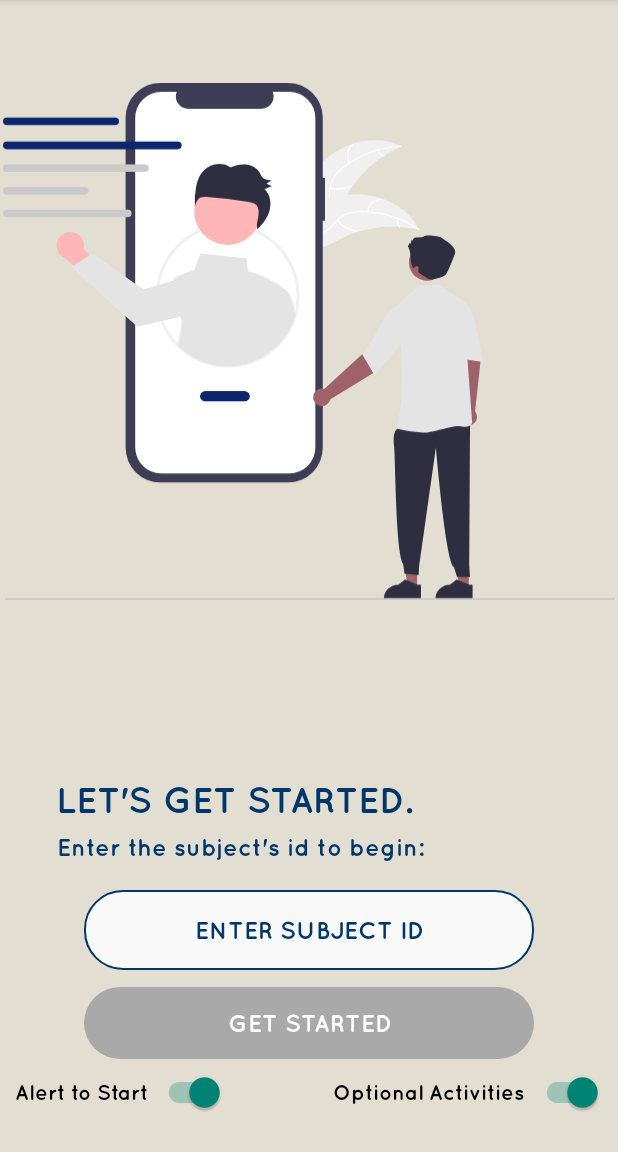
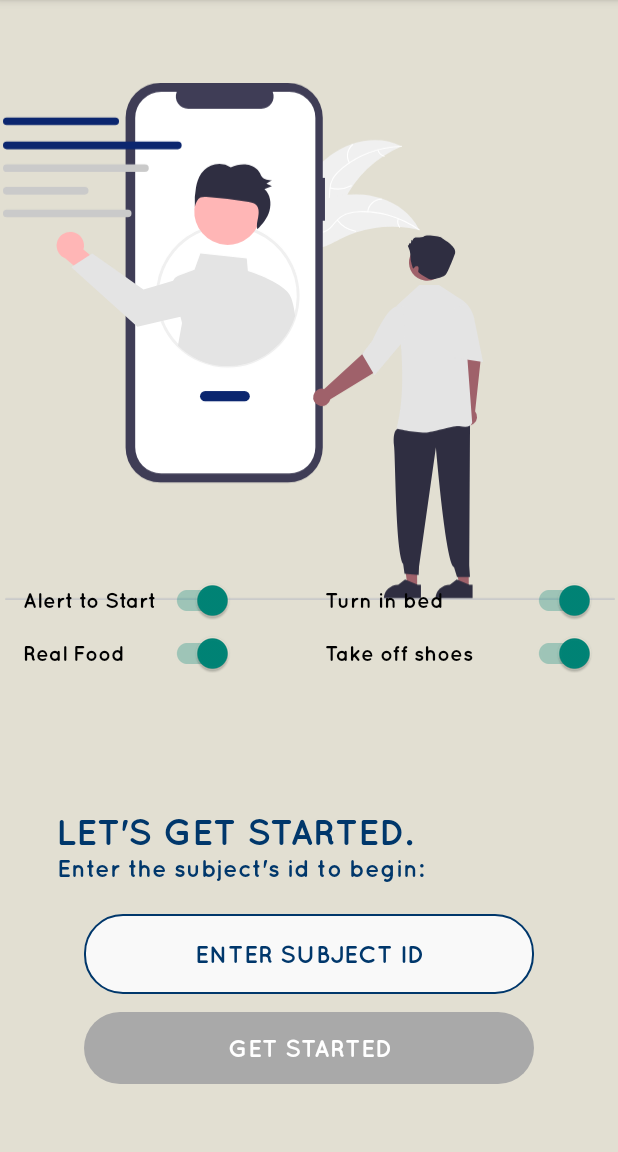
Before and after one commit to SBU-MoCA/Android-Segmentation, an Android app: the screen it shows after launch (StartupActivity), on a phone screen of 412 x 824 dp, the part 84-1236 px from its top. Run offline under Robolectric (Android 15) with nearby library versions, the phone set to English and light mode, and no system bars.

Commit message:
updated startup activity layout toggle for optional activities option

```diff
--- a/MyApplication/app/src/main/res/layout/activity_startup.xml
+++ b/MyApplication/app/src/main/res/layout/activity_startup.xml
@@ -5,9 +5,9 @@
     android:layout_width="match_parent"
     android:layout_height="match_parent"
     android:background="@color/background_white"
-    tools:context=".StartupActivity">
-
-    <ImageView
+    tools:context=".StartupActivity"
+    android:theme="@style/Theme.AppCompat.Light.NoActionBar.FullScreen">
+<ImageView
         android:id="@+id/startupImage"
         android:layout_width="407dp"
         android:layout_height="391dp"
@@ -22,13 +22,52 @@
         app:layout_constraintHorizontal_bias="0.0"
         app:srcCompat="@drawable/startup_svg"
         android:contentDescription="@string/the_home_page_image" />
+
+    <com.google.android.material.switchmaterial.SwitchMaterial
+        android:id="@+id/alertToStartToggle"
+        android:layout_width="140dp"
+        android:layout_height="40dp"
+        android:layout_alignParentStart="true"
+        android:layout_marginStart="15dp"
+        android:layout_marginTop="380dp"
+        android:checked="true"
+        android:text="Alert to Start" />
+    <com.google.android.material.switchmaterial.SwitchMaterial
+        android:id="@+id/optionalActivitiesToggle"
+        android:layout_width="180dp"
+        android:layout_height="40dp"
+        android:layout_alignParentEnd="true"
+        android:layout_marginTop="380dp"
+        android:layout_marginEnd="15dp"
+        android:checked="true"
+        android:text="Turn in bed" />
+    <com.google.android.material.switchmaterial.SwitchMaterial
+        android:id="@+id/foodActivityToggle"
+        android:layout_width="140dp"
+        android:layout_height="40dp"
+
+        android:layout_alignParentStart="true"
+        android:layout_marginStart="15dp"
+        android:layout_marginTop="415dp"
+        android:checked="true"
+        android:text="Real Food" />
+    <com.google.android.material.switchmaterial.SwitchMaterial
+        android:id="@+id/takeOutShoesToggle"
+        android:layout_width="180dp"
+        android:layout_height="40dp"
+        android:layout_alignParentEnd="true"
+        android:layout_marginTop="415dp"
+        android:layout_marginEnd="15dp"
+        android:checked="true"
+        android:text="Take off shoes" />
+
     <Button
         android:id="@+id/letsStartButton"
         android:layout_width="300dp"
         android:layout_height="wrap_content"
         android:layout_alignParentBottom="true"
         android:layout_centerInParent="true"
-        android:layout_marginBottom="62dp"
+        android:layout_marginBottom="45dp"
         android:background="@drawable/custom_button"
         android:gravity="center"
         android:text="Get Started"
@@ -41,7 +80,7 @@
         android:layout_height="53dp"
         android:layout_alignParentBottom="true"
         android:layout_centerInParent="true"
-        android:layout_marginBottom="121dp"
+        android:layout_marginBottom="105dp"
         android:background="@drawable/custom_text_input"
         android:ems="10"
         android:hint="ENTER SUBJECT ID"
@@ -49,7 +88,7 @@
         android:textAlignment="center"
         android:textColor="@color/primary_button"
         android:textColorHint="@color/primary_button"
-        android:textSize="16sp"/>
+        android:textSize="16sp" />
 
     <TextView
         android:id="@+id/startupInstruction"
@@ -61,7 +100,7 @@
         android:layout_centerHorizontal="true"
         android:layout_marginStart="37dp"
         android:layout_marginEnd="68dp"
-        android:layout_marginBottom="221dp"
+        android:layout_marginBottom="200dp"
         android:text="LET'S GET STARTED."
         android:textColor="@color/primary_button"
         android:textSize="24dp"
@@ -77,33 +116,11 @@
         android:layout_centerHorizontal="true"
         android:layout_marginStart="38dp"
         android:layout_marginEnd="67dp"
-        android:layout_marginBottom="194dp"
+        android:layout_marginBottom="180dp"
         android:text="Enter the subject's id to begin:"
         android:textColor="@color/primary_button"
         android:textSize="16dp"
         android:textStyle="bold" />
 
-    <com.google.android.material.switchmaterial.SwitchMaterial
-        android:id="@+id/alertToStartToggle"
-        android:layout_width="140dp"
-        android:layout_height="40dp"
-        android:layout_alignParentBottom="true"
-        android:layout_centerVertical="true"
-        android:layout_marginBottom="20dp"
-        android:layout_marginStart="10dp"
-        android:checked="true"
-        android:text="Alert to Start" />
-    <com.google.android.material.switchmaterial.SwitchMaterial
-        android:id="@+id/optionalActivitiesToggle"
-        android:layout_width="180dp"
-        android:layout_height="40dp"
-        android:layout_alignParentBottom="true"
-        android:layout_alignParentEnd="true"
-        android:layout_centerVertical="true"
-        android:layout_marginBottom="20dp"
-        android:layout_marginEnd="10dp"
-        android:checked="true"
-        android:text="Optional Activities" />
-
 
 </RelativeLayout>
--- a/MyApplication/app/src/main/res/values/strings.xml
+++ b/MyApplication/app/src/main/res/values/strings.xml
@@ -1,4 +1,7 @@
 <resources>
     <string name="app_name">Home of the future</string>
     <string name="the_home_page_image">The home page image</string>
+    <string name="toggle_shoes_activity">Take off shoes</string>
+    <string name="toggle_bed_activity">Turn in bed</string>
+    <string name="toggle_food_activity">Real food</string>
 </resources>
--- a/MyApplication/app/src/main/res/values/themes.xml
+++ b/MyApplication/app/src/main/res/values/themes.xml
@@ -36,4 +36,10 @@
         <!-- Support library compatibility -->
         <item name="background">@drawable/action_bar_gradient</item>
     </style>
+    <style name="Theme.AppCompat.Light.NoActionBar.FullScreen" parent="@style/Theme.AppCompat.Light.NoActionBar">
+        <item name="android:windowNoTitle">true</item>
+        <item name="android:windowActionBar">false</item>
+        <item name="android:windowFullscreen">true</item>
+        <item name="android:windowContentOverlay">@null</item>
+    </style>
 </resources>
```
